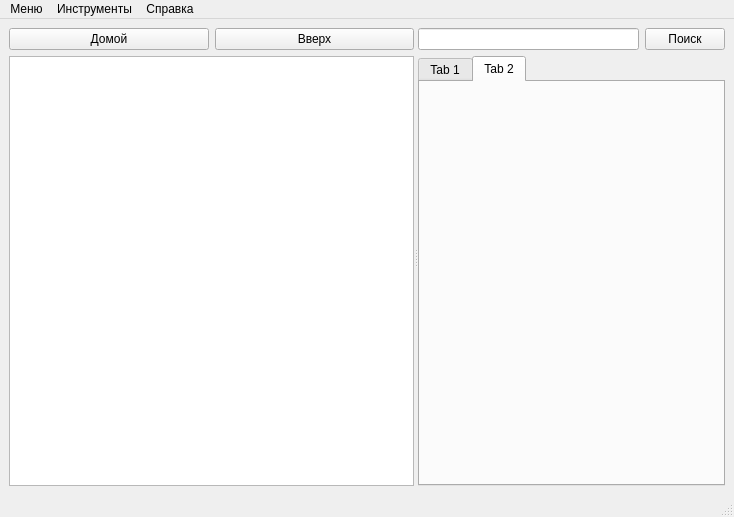
Qt form MainWindow.ui (mrEscow/GB_QT) before a commit.
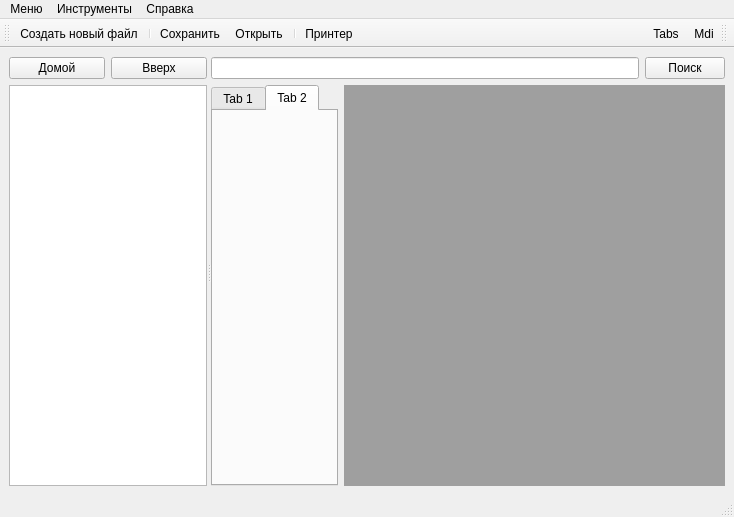
The same form after that commit. Icons and pictures are not drawn.

Commit message: Added two actons for switch tabs and mdi

```diff
--- a/MainWindow.ui
+++ b/MainWindow.ui
@@ -53,12 +53,6 @@
       </widget>
       <widget class="QWidget" name="layoutWidget">
        <layout class="QVBoxLayout" name="verticalLayout">
-        <property name="spacing">
-         <number>6</number>
-        </property>
-        <property name="topMargin">
-         <number>0</number>
-        </property>
         <item>
          <layout class="QHBoxLayout" name="horizontalLayout_2">
           <item>
@@ -81,6 +75,8 @@
          </layout>
         </item>
         <item>
+         <layout class="QHBoxLayout" name="horizontalLayout_4">
+          <item>
          <widget class="QTabWidget" name="tabWidget">
           <property name="styleSheet">
            <string notr="true">
@@ -122,6 +118,11 @@
           </widget>
          </widget>
         </item>
+          <item>
+           <widget class="QMdiArea" name="mdiArea"/>
+          </item>
+         </layout>
+        </item>
        </layout>
       </widget>
      </widget>
@@ -168,6 +169,51 @@
    <addaction name="help"/>
   </widget>
   <widget class="QStatusBar" name="statusbar"/>
+  <widget class="QToolBar" name="toolBar">
+   <property name="sizePolicy">
+    <sizepolicy hsizetype="Maximum" vsizetype="Fixed">
+     <horstretch>0</horstretch>
+     <verstretch>0</verstretch>
+    </sizepolicy>
+   </property>
+   <property name="windowTitle">
+    <string>toolBar</string>
+   </property>
+   <attribute name="toolBarArea">
+    <enum>TopToolBarArea</enum>
+   </attribute>
+   <attribute name="toolBarBreak">
+    <bool>false</bool>
+   </attribute>
+   <addaction name="menuCreateNewFile"/>
+   <addaction name="separator"/>
+   <addaction name="menuSave"/>
+   <addaction name="menuOpen"/>
+   <addaction name="separator"/>
+   <addaction name="toolsPrinter"/>
+  </widget>
+  <widget class="QToolBar" name="toolBar_2">
+   <property name="sizePolicy">
+    <sizepolicy hsizetype="Minimum" vsizetype="Fixed">
+     <horstretch>0</horstretch>
+     <verstretch>0</verstretch>
+    </sizepolicy>
+   </property>
+   <property name="windowTitle">
+    <string>toolBar_2</string>
+   </property>
+   <property name="layoutDirection">
+    <enum>Qt::RightToLeft</enum>
+   </property>
+   <attribute name="toolBarArea">
+    <enum>TopToolBarArea</enum>
+   </attribute>
+   <attribute name="toolBarBreak">
+    <bool>false</bool>
+   </attribute>
+   <addaction name="toolsViewMdi"/>
+   <addaction name="toolsViewTabs"/>
+  </widget>
   <action name="menuSave">
    <property name="text">
     <string>Сохранить</string>
@@ -213,6 +259,33 @@
     <string>Закрыть файл</string>
    </property>
   </action>
+  <action name="toolsViewTabs">
+   <property name="icon">
+    <iconset resource="Resources.qrc">
+     <normaloff>:/Images/Icons/TabView.png</normaloff>:/Images/Icons/TabView.png</iconset>
+   </property>
+   <property name="text">
+    <string>Tabs</string>
+   </property>
+  </action>
+  <action name="toolsPrinter">
+   <property name="icon">
+    <iconset resource="Resources.qrc">
+     <normaloff>:/Images/Icons/printer.png</normaloff>:/Images/Icons/printer.png</iconset>
+   </property>
+   <property name="text">
+    <string>Принтер</string>
+   </property>
+  </action>
+  <action name="toolsViewMdi">
+   <property name="icon">
+    <iconset resource="Resources.qrc">
+     <normaloff>:/Images/Icons/MdiView.png</normaloff>:/Images/Icons/MdiView.png</iconset>
+   </property>
+   <property name="text">
+    <string>Mdi</string>
+   </property>
+  </action>
  </widget>
  <resources/>
  <connections/>
```
Left out of the diff: 37 changed lines with no effect on the pictures. Lines whose indentation alone changed are shown as unchanged. The commit also changes 3 other files.
